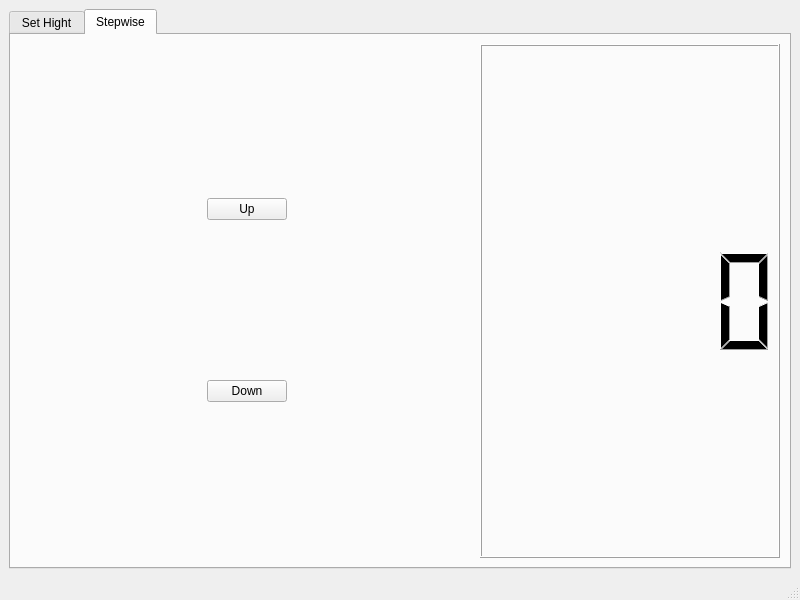
Old version of the form mainwindow.ui in the repository gslg-1/BLETableControl.
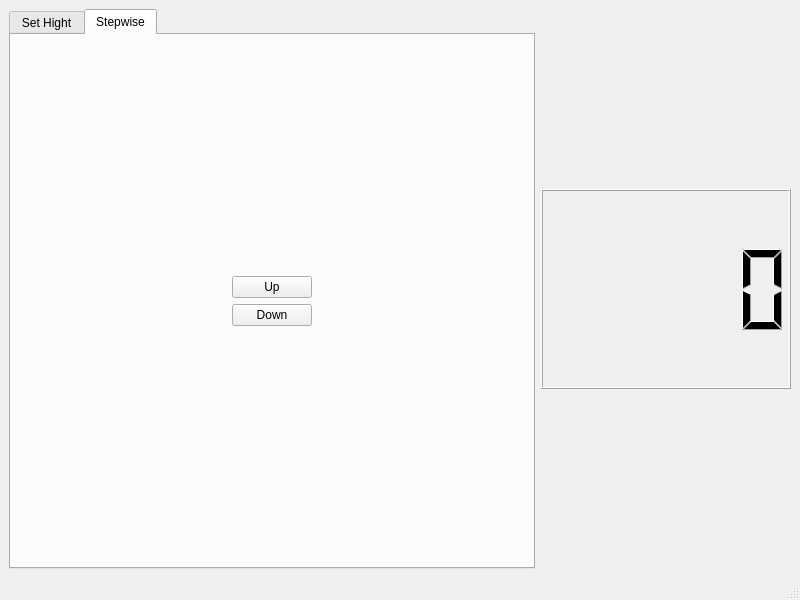
New version of the form.

Commit message: GUI - Add missing lables of the buttons

The edit to the form file:
```diff
--- a/mainwindow.ui
+++ b/mainwindow.ui
@@ -26,7 +26,7 @@
      <verstretch>0</verstretch>
     </sizepolicy>
    </property>
-   <layout class="QVBoxLayout" name="verticalLayout">
+   <layout class="QHBoxLayout" name="horizontalLayout_5">
     <item>
      <widget class="QTabWidget" name="tabWidget">
       <property name="whatsThis">
@@ -169,32 +169,52 @@
             </item>
            </layout>
           </item>
-          <item>
-           <layout class="QVBoxLayout" name="verticalLayout_2">
-            <item>
-             <widget class="QLCDNumber" name="lcdNumber">
-              <property name="sizePolicy">
-               <sizepolicy hsizetype="Fixed" vsizetype="Minimum">
-                <horstretch>0</horstretch>
-                <verstretch>0</verstretch>
-               </sizepolicy>
-              </property>
-              <property name="minimumSize">
-               <size>
-                <width>300</width>
-                <height>0</height>
-               </size>
-              </property>
-             </widget>
-            </item>
-           </layout>
-          </item>
          </layout>
         </item>
        </layout>
       </widget>
      </widget>
     </item>
+    <item>
+     <layout class="QVBoxLayout" name="verticalLayout">
+      <item>
+       <spacer name="verticalSpacer">
+        <property name="orientation">
+         <enum>Qt::Vertical</enum>
+        </property>
+        <property name="sizeHint" stdset="0">
+         <size>
+          <width>20</width>
+          <height>40</height>
+         </size>
+        </property>
+       </spacer>
+      </item>
+      <item>
+       <widget class="QLCDNumber" name="lcdNumber_2">
+        <property name="minimumSize">
+         <size>
+          <width>250</width>
+          <height>200</height>
+         </size>
+        </property>
+       </widget>
+      </item>
+      <item>
+       <spacer name="verticalSpacer_2">
+        <property name="orientation">
+         <enum>Qt::Vertical</enum>
+        </property>
+        <property name="sizeHint" stdset="0">
+         <size>
+          <width>20</width>
+          <height>40</height>
+         </size>
+        </property>
+       </spacer>
+      </item>
+     </layout>
+    </item>
    </layout>
   </widget>
   <widget class="QMenuBar" name="menubar">
```
